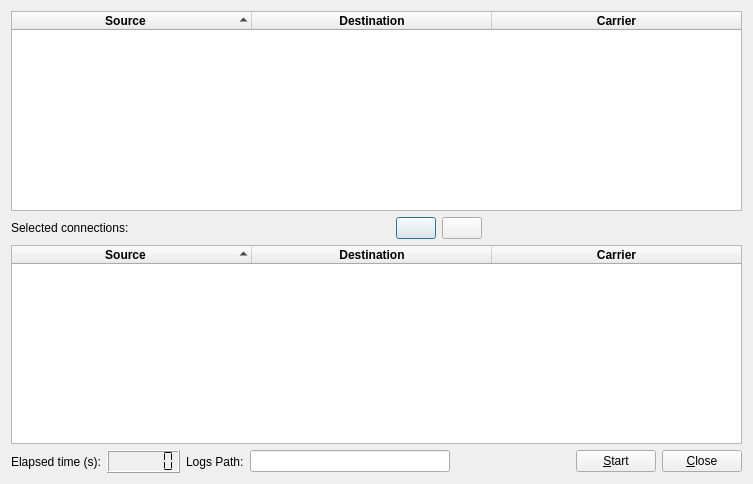
The window that src/portloggerdialog.ui (robotology-legacy/yarpviz) describes before a commit, drawn with Qt 5.
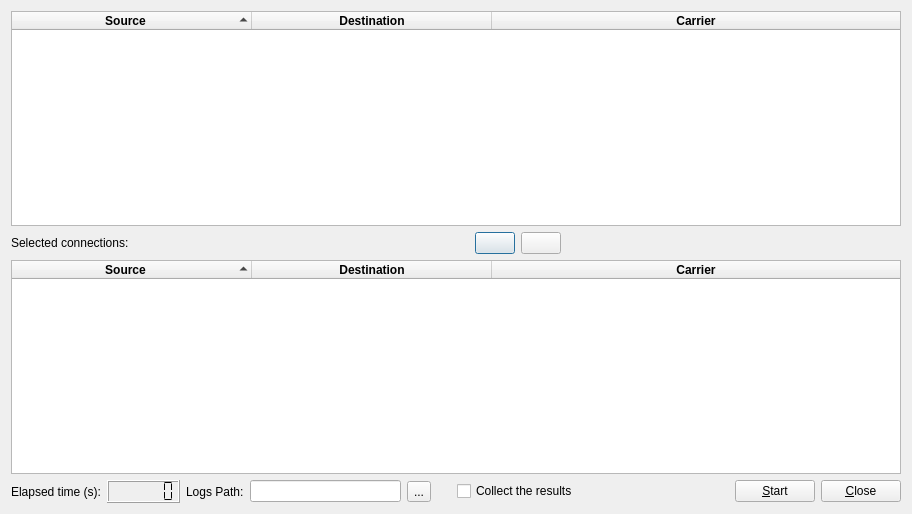
The same window after the commit. Icons and pictures are not drawn.

Commit message: adding port rate log result collection

```diff
--- a/src/portloggerdialog.ui
+++ b/src/portloggerdialog.ui
@@ -6,8 +6,8 @@
    <rect>
     <x>0</x>
     <y>0</y>
-    <width>753</width>
-    <height>484</height>
+    <width>912</width>
+    <height>514</height>
    </rect>
   </property>
   <property name="windowTitle">
@@ -250,17 +250,47 @@
       <widget class="QLineEdit" name="lineEditLogPath">
        <property name="minimumSize">
         <size>
-         <width>200</width>
+         <width>150</width>
          <height>0</height>
         </size>
        </property>
        <property name="readOnly">
-        <bool>true</bool>
+        <bool>false</bool>
+       </property>
+      </widget>
+     </item>
+     <item>
+      <widget class="QToolButton" name="toolButtonLogPath">
+       <property name="text">
+        <string>...</string>
        </property>
       </widget>
      </item>
      <item>
       <spacer name="horizontalSpacer">
+       <property name="orientation">
+        <enum>Qt::Horizontal</enum>
+       </property>
+       <property name="sizeType">
+        <enum>QSizePolicy::Fixed</enum>
+       </property>
+       <property name="sizeHint" stdset="0">
+        <size>
+         <width>20</width>
+         <height>20</height>
+        </size>
+       </property>
+      </spacer>
+     </item>
+     <item>
+      <widget class="QCheckBox" name="checkBoxCollect">
+       <property name="text">
+        <string>Collect the results</string>
+       </property>
+      </widget>
+     </item>
+     <item>
+      <spacer name="horizontalSpacer_4">
        <property name="orientation">
         <enum>Qt::Horizontal</enum>
        </property>
```
The commit also changes 5 other files.
